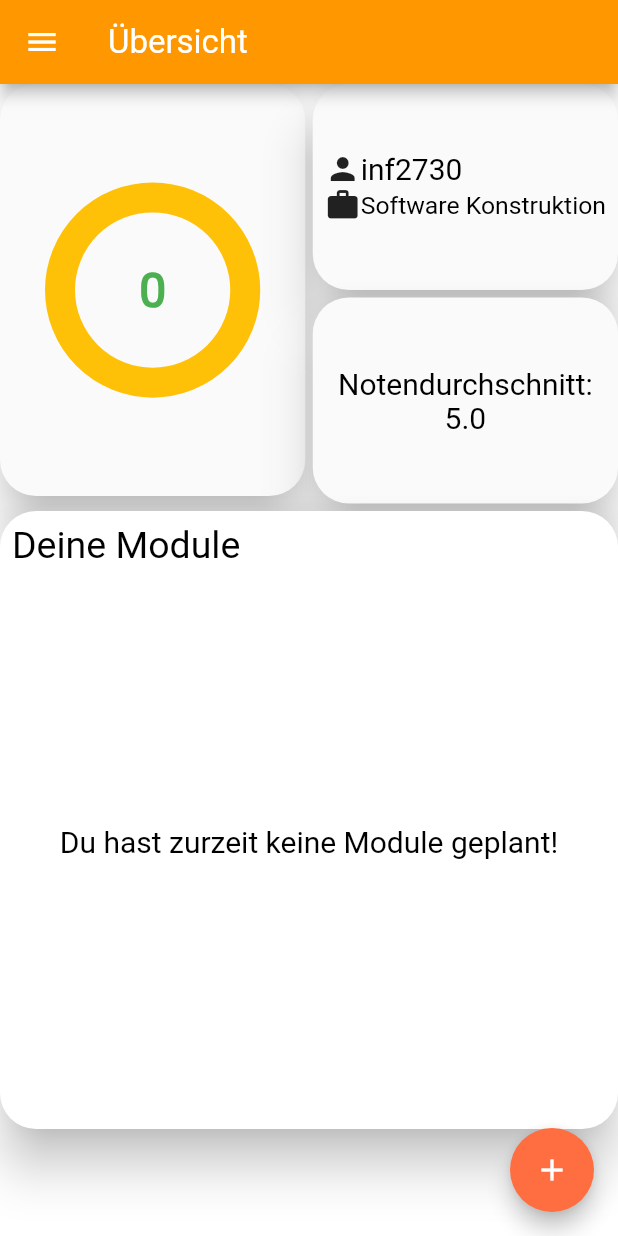
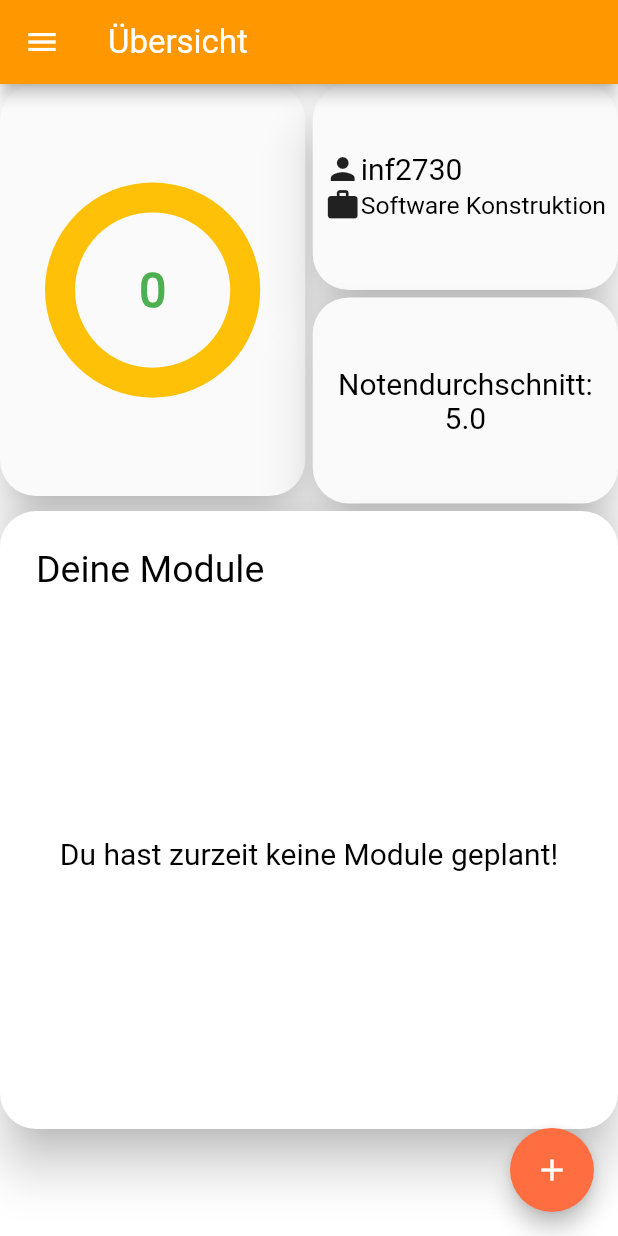
Before and after one commit to AlfredTachi/MyStudyBuddy2020, a Flutter app: the screen it shows after launch, on a phone screen of 412 x 824 dp. Run offline on Flutter 3.47's test engine with Material 2 defaults, Android fonts, the phone set to English and light mode, and no system bars; our stand-ins replace photo_view, webview_flutter; missing offline and left inert: link.

Commit message:
renamed files, and fixed some padding issues

```diff
--- a/lib/dashboard/dashboard.dart
+++ b/lib/dashboard/dashboard.dart
@@ -1,7 +1,7 @@
 import 'package:flutter/material.dart';
-import '../dashboard/staggered_view_dashboard/StaggeredView.dart';
+import '../dashboard/staggered_view_dashboard/staggered_view_dashboard.dart';
 import '../drawer/drawer.dart';
-import 'package:MyStudyBuddy2/dashboard/module_Selection/module_selection.dart';
+import 'package:MyStudyBuddy2/dashboard/module_selection/module_selection.dart';
 
 class Dashboard extends StatefulWidget {
   @override
--- a/lib/dashboard/module_selection/module_selection.dart
+++ b/lib/dashboard/module_selection/module_selection.dart
@@ -1,5 +1,5 @@
 import 'package:flutter/material.dart';
-import 'package:MyStudyBuddy2/dashboard/module_selection/staggered_view_module_selection/staggered_view.dart';
+import 'package:MyStudyBuddy2/dashboard/module_selection/staggered_view_module_selection/staggered_view_module_selection.dart';
 
 class ModuleSelection extends StatefulWidget {
   @override
--- a/lib/dashboard/module_selection/staggered_view_module_selection/staggered_view.dart
+++ b/lib/dashboard/module_selection/staggered_view_module_selection/staggered_view_module_selection.dart
@@ -1,8 +1,8 @@
 import 'package:flutter_staggered_grid_view/flutter_staggered_grid_view.dart';
-import 'package:MyStudyBuddy2/dashboard/staggered_view_dashboard/StaggeredView.dart';
+import 'package:MyStudyBuddy2/dashboard/staggered_view_dashboard/staggered_view_dashboard.dart';
 import 'package:flutter/material.dart';
 import 'package:MyStudyBuddy2/model/module.dart';
-import '../../staggered_view_dashboard/StaggeredView.dart';
+import '../../staggered_view_dashboard/staggered_view_dashboard.dart';
 
 Module myModule = Module(0, "");
 
--- a/lib/dashboard/module_selection/staggered_view_module_selection/staggered_view_module_selection_QSP/staggered_view_software.dart
+++ b/lib/dashboard/module_selection/staggered_view_module_selection/staggered_view_module_selection_QSP/staggered_view_software.dart
@@ -18,7 +18,10 @@ Material module(String heading) {
           children: <Widget>[
             Row(
               children: <Widget>[
-                Text(heading, style: TextStyle(fontSize: 25)),
+                Padding(
+                  padding: EdgeInsets.fromLTRB(8, 8, 0, 0),
+                  child: Text(heading, style: TextStyle(fontSize: 25)),
+                ),
               ],
             ),
             Expanded(
--- a/lib/dashboard/staggered_view_dashboard/StaggeredView.dart
+++ b/lib/dashboard/staggered_view_dashboard/staggered_view_dashboard.dart
@@ -76,7 +76,9 @@ Material module(String heading) {
         children: <Widget>[
           Row(
             children: <Widget>[
-              Text(heading, style: TextStyle(fontSize: 25)),
+              Padding(
+              padding: EdgeInsets.fromLTRB(16, 16, 0, 0),
+              child: Text(heading, style: TextStyle(fontSize: 25)),),
             ],
           ),
           Expanded(
@@ -109,7 +111,6 @@ class _StaggeredViewState extends State<StaggeredView> {
   @override
   Widget build(BuildContext context) {
     double screenHeight = MediaQuery.of(context).size.height;
-    //double screenWidth = MediaQuery.of(context).size.width;
     return Scaffold(
       body: StaggeredGridView.count(
         crossAxisCount: 2,
--- a/lib/studyprogress/staggered_view_studyprogress/staggered_view.dart
+++ b/lib/studyprogress/staggered_view_studyprogress/staggered_view_studyprogress.dart
@@ -8,7 +8,7 @@ Material semester(String heading) {
       shadowColor: Colors.black,
       borderRadius: BorderRadius.circular(12.0),
       child: Padding(
-        padding: EdgeInsets.all(8),
+        padding: EdgeInsets.all(16),
         child: Column(
           mainAxisAlignment: MainAxisAlignment.start,
           children: <Widget>[
@@ -36,6 +36,7 @@ Material semester(String heading) {
             Expanded(
               child: new Container(
                 child: GridView.count(
+                  padding: EdgeInsets.fromLTRB(0, 8, 0, 0),
                   primary: false,
                   crossAxisCount: 4,
                   crossAxisSpacing: 5,
--- a/lib/studyprogress/studyprogress.dart
+++ b/lib/studyprogress/studyprogress.dart
@@ -1,5 +1,5 @@
 import 'package:flutter/material.dart';
-import 'package:MyStudyBuddy2/studyprogress/staggered_view_studyprogress/staggered_view.dart';
+import 'package:MyStudyBuddy2/studyprogress/staggered_view_studyprogress/staggered_view_studyprogress.dart';
 import '../drawer/drawer.dart';
 
 class Studyprogress extends StatefulWidget {
```
Also changed, not shown: lib/dashboard/module_selection/staggered_view_module_selection/staggered_view_module_selection_QSP/staggered_view_media.dart (+6 -2 lines), lib/dashboard/module_selection/staggered_view_module_selection/staggered_view_module_selection_WPF/staggered_view_WPF.dart (renamed from lib/dashboard/module_selection/staggered_view_module_selection/staggered_view_module_selection_WPF/staggered_view.dart).
